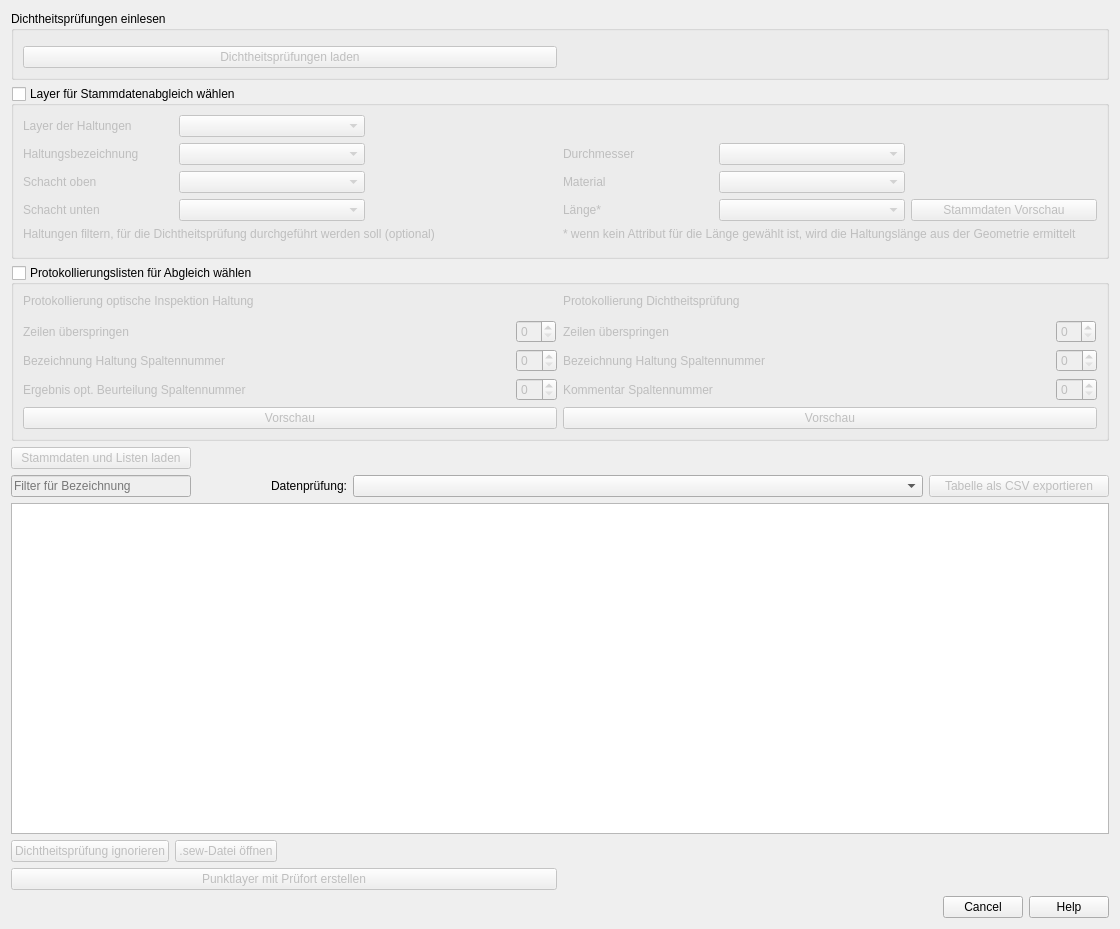
First picture: the form in dp_checker_dialog_base.ui, repository a-matz/dp_checker, before the edit.
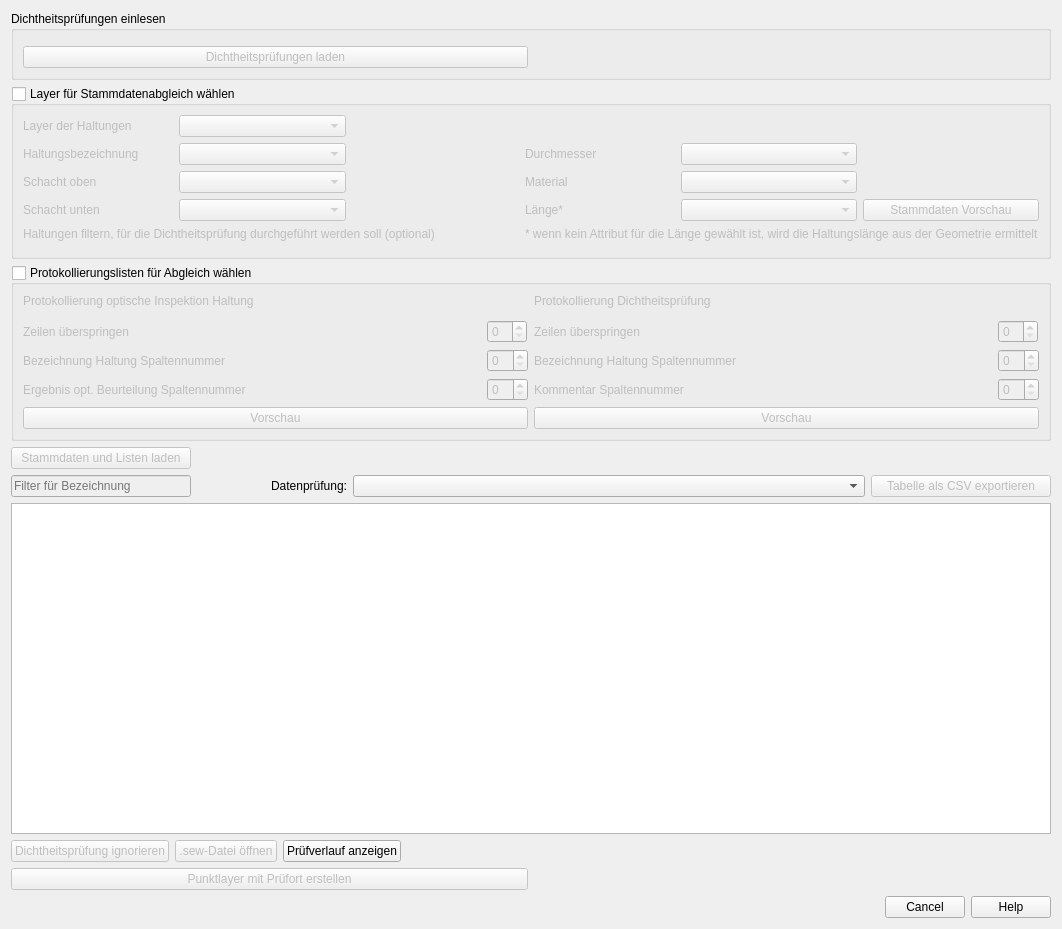
Second picture: the form after the edit. Custom widgets are drawn as their Qt base class.

Commit message: add plot function

The edit to the form file:
```diff
--- a/dp_checker_dialog_base.ui
+++ b/dp_checker_dialog_base.ui
@@ -6,10 +6,16 @@
    <rect>
     <x>0</x>
     <y>0</y>
-    <width>1120</width>
+    <width>1062</width>
     <height>929</height>
    </rect>
   </property>
+  <property name="sizePolicy">
+   <sizepolicy hsizetype="Preferred" vsizetype="Preferred">
+    <horstretch>0</horstretch>
+    <verstretch>0</verstretch>
+   </sizepolicy>
+  </property>
   <property name="windowTitle">
    <string>Dichtheitsprüfung Checker</string>
   </property>
@@ -454,7 +460,7 @@
        </property>
       </widget>
      </item>
-     <item row="0" column="2">
+     <item row="0" column="3">
       <spacer name="horizontalSpacer">
        <property name="orientation">
         <enum>Qt::Horizontal</enum>
@@ -477,6 +483,13 @@
        </property>
       </widget>
      </item>
+     <item row="0" column="2">
+      <widget class="QPushButton" name="button_show_graph">
+       <property name="text">
+        <string>Prüfverlauf anzeigen</string>
+       </property>
+      </widget>
+     </item>
     </layout>
    </item>
    <item>
```
The commit also changes 1 other file.
